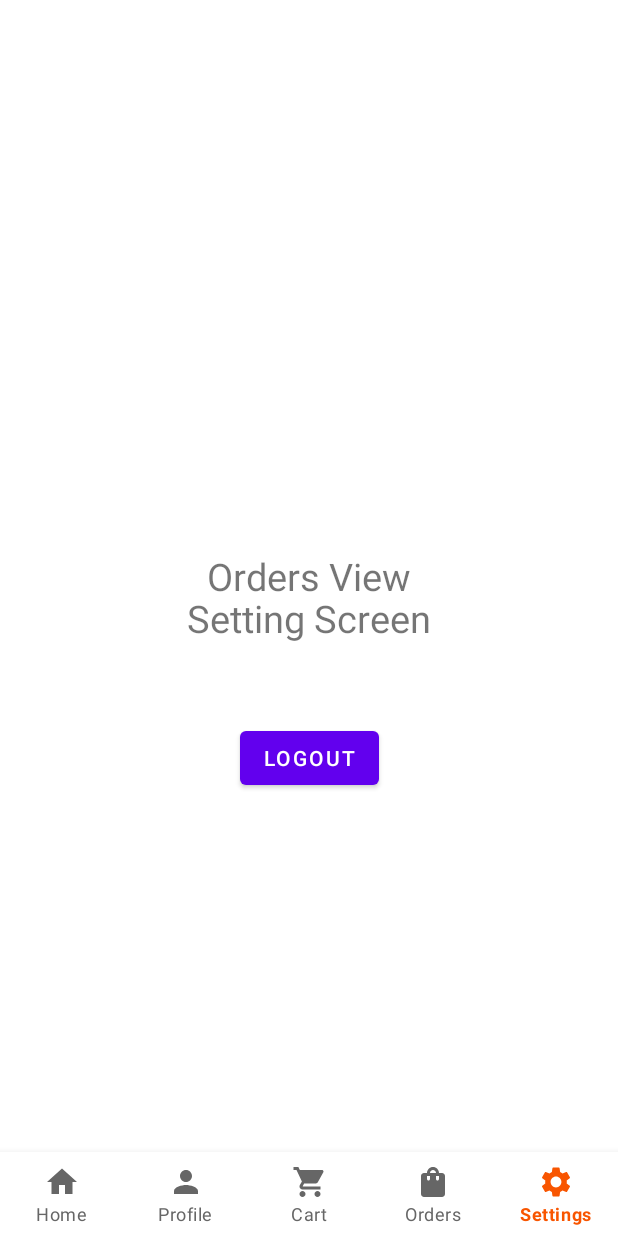
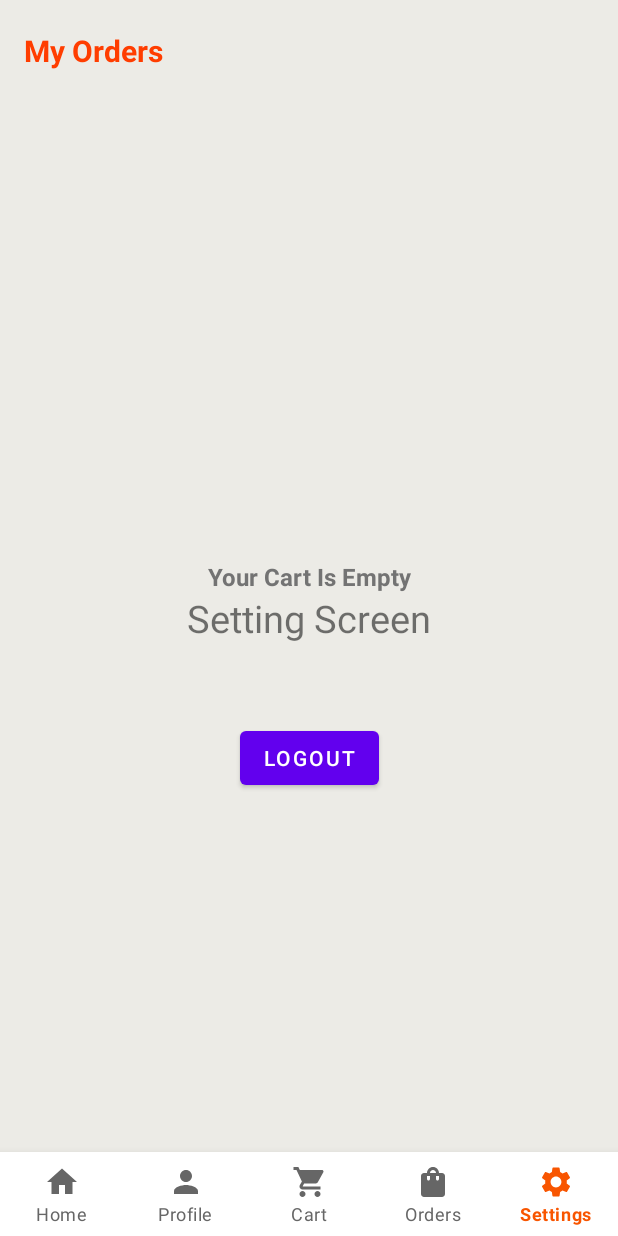
Before and after one commit to minhbebong/FoodDeliveryApp, an Android app: the fragment OrderFragment placed in its activity, item 5 of the bottom bar chosen, on a phone screen of 412 x 824 dp. Run offline under Robolectric (Android 15) with nearby library versions, the phone set to English and light mode, and no system bars; our stand-ins replace Firebase (no records; nobody signed in at launch, a user with empty details on screens opened directly); Roboto replaces fonts that are not available here; 1 statement that could not run was skipped.

Commit message:
My Orders

```diff
--- a/app/src/main/java/com/example/fooddeliveryapp/Dao/OrderDao.java
+++ b/app/src/main/java/com/example/fooddeliveryapp/Dao/OrderDao.java
@@ -1,8 +1,15 @@
 package com.example.fooddeliveryapp.Dao;
 
+import com.example.fooddeliveryapp.Entity.Cart;
 import com.example.fooddeliveryapp.Entity.Order;
 import com.example.fooddeliveryapp.Interface.MyCallBack;
+import com.google.firebase.database.DataSnapshot;
+import com.google.firebase.database.DatabaseError;
+import com.google.firebase.database.DatabaseReference;
+import com.google.firebase.database.FirebaseDatabase;
+import com.google.firebase.database.ValueEventListener;
 
+import java.util.ArrayList;
 import java.util.List;
 
 public class OrderDao {
@@ -15,8 +22,30 @@ public class OrderDao {
         }
         return instance;
     }
+
+    public void save(Order order) {
+        FirebaseDatabase.getInstance().getReference("orders").child(order.getId()).setValue(order);
+    }
     public void getUserOrders(String uid, MyCallBack<List<Order>> myCallBack){
-        //TODO: Tham khao theo cac dao khac de viet
+        FirebaseDatabase database = FirebaseDatabase.getInstance();
+        DatabaseReference myRef = database.getReference("orders");
+        myRef.addListenerForSingleValueEvent(new ValueEventListener() {
+            @Override
+            public void onDataChange(DataSnapshot dataSnapshot) {
+                List<Order> orderList = new ArrayList<>();
+                for (DataSnapshot order: dataSnapshot.getChildren()) {
+                    Order temp = order.getValue(Order.class);
+                    if(temp.getUserId().equals(uid)){
+                        orderList.add(temp);
+                    }
+                }
+                myCallBack.onLoaded(orderList);
+            }
+            @Override
+            public void onCancelled(DatabaseError databaseError) {
+                myCallBack.onCancelled(databaseError);
+            }
+        });
     }
 
     public void findById(String id, MyCallBack<Order> myCallBack){
--- a/app/src/main/java/com/example/fooddeliveryapp/Fragment/OrderFragment.java
+++ b/app/src/main/java/com/example/fooddeliveryapp/Fragment/OrderFragment.java
@@ -1,21 +1,41 @@
 package com.example.fooddeliveryapp.Fragment;
 
+import static com.example.fooddeliveryapp.Helper.UserHelper.getCurrentUserId;
+
+import android.content.Intent;
 import android.os.Bundle;
 
 import androidx.annotation.NonNull;
 import androidx.annotation.Nullable;
 import androidx.fragment.app.Fragment;
+import androidx.recyclerview.widget.LinearLayoutManager;
+import androidx.recyclerview.widget.RecyclerView;
 
 import android.view.LayoutInflater;
 import android.view.View;
 import android.view.ViewGroup;
+import android.widget.LinearLayout;
+import android.widget.TextView;
+import android.widget.Toast;
 
+import com.example.fooddeliveryapp.Activity.OrderDetails;
+import com.example.fooddeliveryapp.Adapter.CartListAdapter;
+import com.example.fooddeliveryapp.Adapter.OrderAdapter;
+import com.example.fooddeliveryapp.Dao.OrderDao;
+import com.example.fooddeliveryapp.Entity.Food;
+import com.example.fooddeliveryapp.Entity.Order;
+import com.example.fooddeliveryapp.Helper.JsonHelper;
+import com.example.fooddeliveryapp.Interface.MyCallBack;
+import com.example.fooddeliveryapp.Interface.OnItemClickListener;
 import com.example.fooddeliveryapp.R;
+import com.google.firebase.database.DatabaseError;
 
-public class OrderFragment extends Fragment {
+import java.util.List;
 
+public class OrderFragment extends Fragment implements OnItemClickListener<Order> {
+    private RecyclerView recyclerViewList;
+    private TextView emptyTxt;
     public OrderFragment() {
-        // Required empty public constructor
     }
 
     public static OrderFragment newInstance(String param1, String param2) {
@@ -37,5 +57,34 @@ public class OrderFragment extends Fragment {
     @Override
     public void onViewCreated(@NonNull View view, @Nullable Bundle savedInstanceState) {
         super.onViewCreated(view, savedInstanceState);
+        recyclerViewList = view.findViewById(R.id.order_view);
+        emptyTxt = view.findViewById(R.id.emptyTxt2);
+        LinearLayoutManager linearLayoutManager = new LinearLayoutManager(view.getContext(), RecyclerView.VERTICAL, false);
+        recyclerViewList.setLayoutManager(linearLayoutManager);
+        OrderDao.getInstance().getUserOrders(getCurrentUserId(view.getContext()),new MyCallBack<List<Order>>() {
+
+            @Override
+            public void onLoaded(List<Order> data) {
+                if (data == null || data.size() == 0) {
+                    emptyTxt.setVisibility(LinearLayout.VISIBLE);
+                    recyclerViewList.setVisibility(LinearLayout.GONE);
+                }else {
+                    RecyclerView.Adapter adapter = new OrderAdapter(data, OrderFragment.this);
+                    recyclerViewList.setAdapter(adapter);
+                    emptyTxt.setVisibility(LinearLayout.GONE);
+                    recyclerViewList.setVisibility(LinearLayout.VISIBLE);
+                }
+            }
+
+            @Override
+            public void onCancelled(DatabaseError databaseError) {
+                Toast.makeText(view.getContext(), "Server Error!", Toast.LENGTH_SHORT).show();
+            }
+        });
+    }
+
+    @Override
+    public void onItemClick(Order order) {
+        startActivity(new Intent(getContext(), OrderDetails.class).putExtra("order", order));
     }
 }
--- /dev/null
+++ b/app/src/main/java/com/example/fooddeliveryapp/Interface/OnItemClickListener.java
@@ -0,0 +1,5 @@
+package com.example.fooddeliveryapp.Interface;
+
+public interface OnItemClickListener <T> {
+    void onItemClick(T item);
+}
--- a/app/src/main/res/layout/fragment_order.xml
+++ b/app/src/main/res/layout/fragment_order.xml
@@ -5,18 +5,45 @@
     android:id="@+id/frameLayout4"
     android:layout_width="match_parent"
     android:layout_height="match_parent"
+    android:background="#ecebe6"
     tools:context=".Fragment.OrderFragment">
 
     <TextView
-        android:id="@+id/textView17"
+        android:id="@+id/emptyTxt2"
         android:layout_width="wrap_content"
         android:layout_height="wrap_content"
-        android:text="Orders View"
-        android:textSize="25sp"
+        android:text="Your Cart Is Empty"
+        android:textColor="#737373"
+        android:textSize="16sp"
+        android:textStyle="bold"
+        android:visibility="gone"
         app:layout_constraintBottom_toBottomOf="parent"
+        app:layout_constraintEnd_toEndOf="parent"
+        app:layout_constraintStart_toStartOf="parent"
+        app:layout_constraintTop_toTopOf="parent" />
+
+    <TextView
+        android:id="@+id/textView21"
+        android:layout_width="match_parent"
+        android:layout_height="wrap_content"
+        android:layout_marginTop="20dp"
+        android:paddingStart="16dp"
+        android:text="My Orders"
+        android:textAlignment="viewStart"
+        android:textColor="#ff3d00"
+        android:textSize="20sp"
+        android:textStyle="bold"
         app:layout_constraintEnd_toEndOf="parent"
         app:layout_constraintHorizontal_bias="0.5"
         app:layout_constraintStart_toStartOf="parent"
-        app:layout_constraintTop_toTopOf="parent"
-        app:layout_constraintVertical_bias="0.5" />
+        app:layout_constraintTop_toTopOf="parent" />
+
+    <androidx.recyclerview.widget.RecyclerView
+        android:id="@+id/order_view"
+        android:layout_width="match_parent"
+        android:layout_height="600dp"
+        android:layout_marginTop="10dp"
+        app:layout_constraintTop_toBottomOf="@+id/textView21"
+        tools:layout_editor_absoluteX="16dp" />
+
 </androidx.constraintlayout.widget.ConstraintLayout>
```
Also changed, not shown: app/src/main/AndroidManifest.xml (+5 -2 lines), app/src/main/java/com/example/fooddeliveryapp/Activity/OrderDetails.java (added, +19 -0 lines), app/src/main/java/com/example/fooddeliveryapp/Adapter/OrderAdapter.java (added, +64 -0 lines), app/src/main/java/com/example/fooddeliveryapp/Entity/Order.java (+23 -1 lines), app/src/main/res/layout/activity_order_details.xml (added, +18 -0 lines), app/src/main/res/layout/viewholder_order.xml (added, +52 -0 lines).
